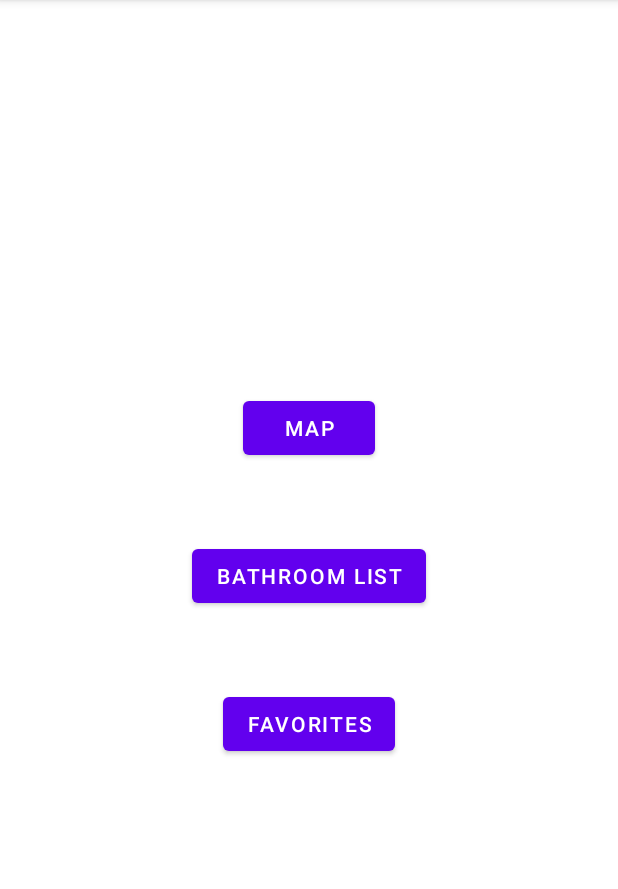
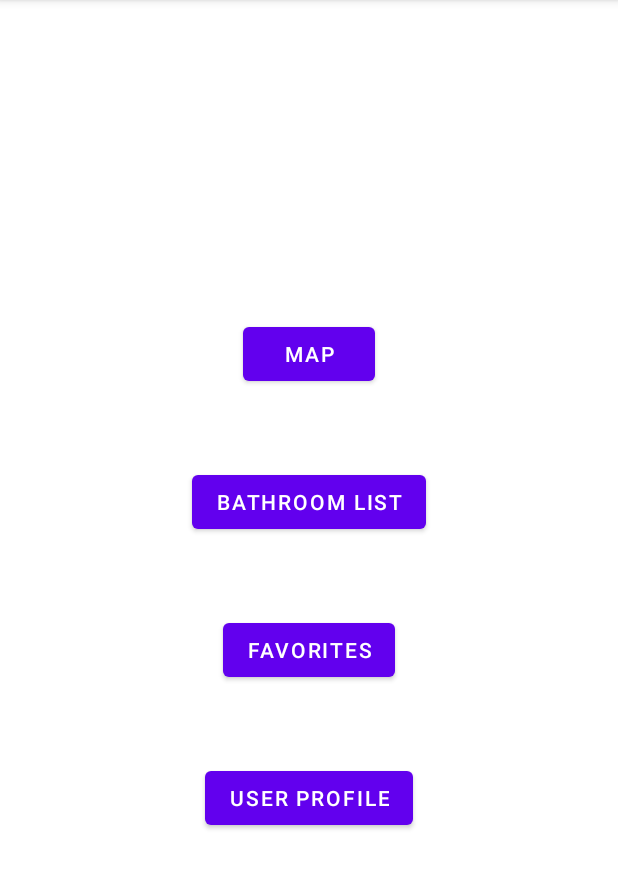
Before and after one commit to jennyyi78/OSU-bathroom-app, an Android app: the fragment HomePageFragment shown on its own in the app's theme, on a phone screen of 412 x 824 dp, the part 84-973 px from its top. Run offline under Robolectric (Android 15) with nearby library versions, the phone set to English and light mode, and no system bars.

Commit message:
merge conflicts resolved

```diff
--- a/app/src/main/java/com/example/osu_bathroom_app/HomePageFragment.java
+++ b/app/src/main/java/com/example/osu_bathroom_app/HomePageFragment.java
@@ -10,6 +10,8 @@ import android.view.LayoutInflater;
 import android.view.View;
 import android.view.ViewGroup;
 import android.widget.Button;
+
+import com.example.osu_bathroom_app.list_page.BathroomListFragment;
 
 
 public class HomePageFragment extends Fragment {
--- a/app/src/main/res/layout/fragment_home_page.xml
+++ b/app/src/main/res/layout/fragment_home_page.xml
@@ -30,13 +30,16 @@
             android:layout_height="wrap_content"
             android:layout_margin="25dp"
             android:text="Favorites" />
+
+
+        <Button
+            android:id="@+id/user_profile_btn"
+            android:layout_width="wrap_content"
+            android:layout_height="wrap_content"
+            android:layout_margin="25dp"
+            android:text="User Profile" />
     </LinearLayout>
 
 
-    <Button
-        android:id="@+id/user_profile_btn"
-        android:layout_width="wrap_content"
-        android:layout_height="wrap_content"
-        android:text="User Profile" />
 
 </LinearLayout>
```
Also changed, not shown: app/src/main/java/com/example/osu_bathroom_app/UserProfileFragment.java (+1 -10 lines), app/src/main/java/com/example/osu_bathroom_app/main/HomePageFragment.java (+10 -6 lines).
